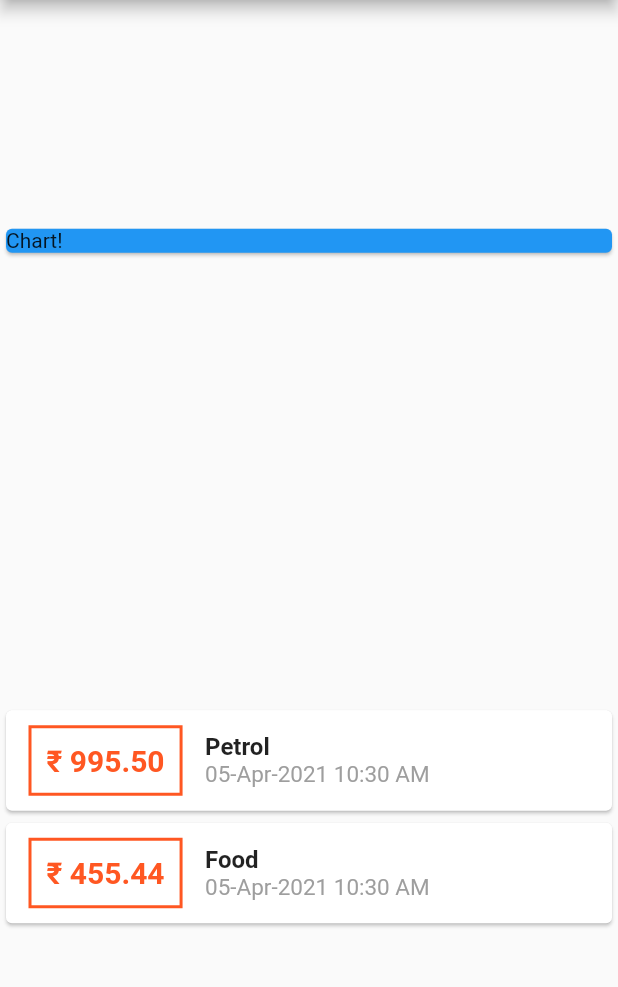
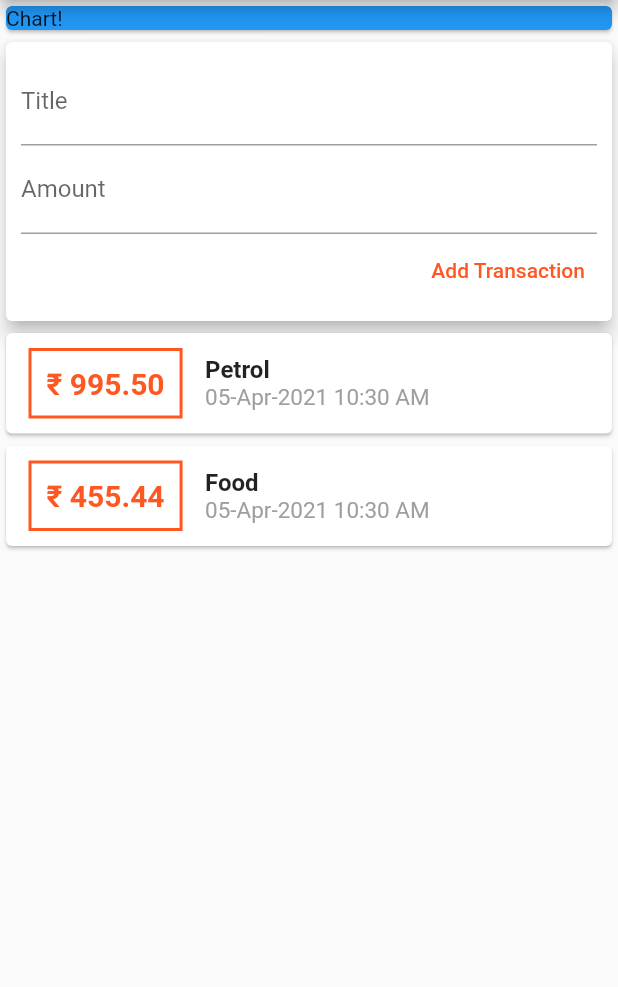
Before and after one commit to akhilvp07/expense_tracker, a Flutter app: the screen it shows after launch, on a phone screen of 412 x 824 dp, the part 84-1071 px from its top. Run offline on Flutter 3.47's test engine with Material 2 defaults, Android fonts, the phone set to English and light mode, and no system bars.

Commit message:
Added new widgets and functionality
Fix: Added new widgets and included functionality to add new
transactions.

```diff
--- a/lib/main.dart
+++ b/lib/main.dart
@@ -1,7 +1,5 @@
+import './widgets/user_transaction.dart';
 import 'package:flutter/material.dart';
-import 'package:intl/intl.dart';
-
-import './transaction.dart';
 
 void main() => runApp(MyApp());
 
@@ -17,20 +15,11 @@ class MyApp extends StatelessWidget {
 }
 
 class MyHomePage extends StatelessWidget {
-  final List<Transaction> transactions = [
-    Transaction(
-      id: 't1',
-      title: 'Petrol',
-      amount: 995.50,
-      date: DateTime.now(),
-    ),
-    Transaction(
-      id: 't2',
-      title: 'Food',
-      amount: 455.44,
-      date: DateTime.now(),
-    ),
-  ];
+  // String titleInput;
+  // String amountInput;
+
+  final titleController = TextEditingController();
+  final amountController = TextEditingController();
 
   @override
   Widget build(BuildContext context) {
@@ -39,7 +28,7 @@ class MyHomePage extends StatelessWidget {
         title: Text('Expense Tracker'),
       ),
       body: Column(
-        mainAxisAlignment: MainAxisAlignment.spaceAround,
+        //mainAxisAlignment: MainAxisAlignment.spaceAround,
         crossAxisAlignment: CrossAxisAlignment.stretch,
         children: <Widget>[
           Container(
@@ -49,59 +38,7 @@ class MyHomePage extends StatelessWidget {
               child: Text('Chart!'),
             ),
           ),
-          Column(
-              children: transactions.map((tx) {
-            //Card for transactions
-            return Card(
-              child: Row(
-                children: <Widget>[
-                  //Container to display amount
-                  Container(
-                    margin: EdgeInsets.symmetric(
-                      horizontal: 15,
-                      vertical: 10,
-                    ),
-                    child: Text(
-                      '₹ ${tx.amount.toStringAsFixed(2)}',
-                      style: TextStyle(
-                        fontWeight: FontWeight.bold,
-                        fontSize: 20,
-                        color: Colors.deepOrange,
-                      ),
-                    ),
-                    decoration: BoxDecoration(
-                      border: Border.all(
-                        color: Colors.deepOrange,
-                        width: 2,
-                      ),
-                    ),
-                    padding: EdgeInsets.all(10),
-                  ),
-                  //Column for the title and date of transaction
-                  Column(
-                    crossAxisAlignment: CrossAxisAlignment.start,
-                    children: <Widget>[
-                      Text(
-                        tx.title,
-                        style: TextStyle(
-                          fontSize: 16,
-                          fontWeight: FontWeight.bold,
-                        ),
-                      ),
-                      Text(
-                        DateFormat('dd-MMM-yyyy hh:mm a').format(tx.date),
-                        style: TextStyle(
-                          fontSize: 15,
-                          fontWeight: FontWeight.normal,
-                          color: Colors.grey,
-                        ),
-                      ),
-                    ],
-                  ),
-                ],
-              ),
-            );
-          }).toList()),
+          UserTransaction()
         ],
       ),
     );
--- /dev/null
+++ b/lib/widgets/new_transaction.dart
@@ -0,0 +1,49 @@
+import 'package:flutter/material.dart';
+
+class NewTransaction extends StatelessWidget {
+  final titleController = TextEditingController();
+  final amountController = TextEditingController();
+  final Function addNewTransaction;
+
+  NewTransaction(this.addNewTransaction);
+
+  @override
+  Widget build(BuildContext context) {
+    return //User inputs
+        Card(
+      elevation: 5,
+      child: Container(
+        padding: EdgeInsets.all(10),
+        child: Column(
+          crossAxisAlignment: CrossAxisAlignment.end,
+          children: <Widget>[
+            TextField(
+              decoration: InputDecoration(labelText: 'Title'),
+              // onChanged: (value) {
+              //   titleInput = value;
+              // },
+              controller: titleController,
+            ),
+            TextField(
+              decoration: InputDecoration(labelText: 'Amount'),
+              // onChanged: (value) {
+              //   amountInput = value;
+              // },
+              controller: amountController,
+            ),
+            TextButton(
+              child: Text('Add Transaction'),
+              style: TextButton.styleFrom(primary: Colors.deepOrange),
+              onPressed: () {
+                addNewTransaction(
+                    titleController.text, double.parse(amountController.text));
+                print(titleController.text);
+                print(amountController.text);
+              },
+            )
+          ],
+        ),
+      ),
+    );
+  }
+}
--- /dev/null
+++ b/lib/widgets/transaction_list.dart
@@ -0,0 +1,66 @@
+import '../models/transaction.dart';
+import 'package:flutter/material.dart';
+import 'package:intl/intl.dart';
+
+class TransactionList extends StatelessWidget {
+  final List<Transaction> transactions;
+
+  TransactionList(this.transactions);
+
+  @override
+  Widget build(BuildContext context) {
+    return Column(
+        children: transactions.map((tx) {
+      //Card for transactions
+      return Card(
+        child: Row(
+          children: <Widget>[
+            //Container to display amount
+            Container(
+              margin: EdgeInsets.symmetric(
+                horizontal: 15,
+                vertical: 10,
+              ),
+              child: Text(
+                '₹ ${tx.amount.toStringAsFixed(2)}',
+                style: TextStyle(
+                  fontWeight: FontWeight.bold,
+                  fontSize: 20,
+                  color: Colors.deepOrange,
+                ),
+              ),
+              decoration: BoxDecoration(
+                border: Border.all(
+                  color: Colors.deepOrange,
+                  width: 2,
+                ),
+              ),
+              padding: EdgeInsets.all(10),
+            ),
+            //Column for the title and date of transaction
+            Column(
+              crossAxisAlignment: CrossAxisAlignment.start,
+              children: <Widget>[
+                Text(
+                  tx.title,
+                  style: TextStyle(
+                    fontSize: 16,
+                    fontWeight: FontWeight.bold,
+                  ),
+                ),
+                Text(
+                  DateFormat('dd-MMM-yyyy hh:mm a').format(tx.date),
+                  style: TextStyle(
+                    fontSize: 15,
+                    fontWeight: FontWeight.normal,
+                    color: Colors.grey,
+                  ),
+                ),
+              ],
+            ),
+          ],
+        ),
+      );
+    }).toList());
+  }
+}
--- /dev/null
+++ b/lib/widgets/user_transaction.dart
@@ -0,0 +1,48 @@
+import 'package:flutter/material.dart';
+
+import './new_transaction.dart';
+import './transaction_list.dart';
+import '../models/transaction.dart';
+
+class UserTransaction extends StatefulWidget {
+  @override
+  _UserTransactionState createState() => _UserTransactionState();
+}
+
+class _UserTransactionState extends State<UserTransaction> {
+  final List<Transaction> _userTransactions = [
+    Transaction(
+      id: 't1',
+      title: 'Petrol',
+      amount: 995.50,
+      date: DateTime.now(),
+    ),
+    Transaction(
+      id: 't2',
+      title: 'Food',
+      amount: 455.44,
+      date: DateTime.now(),
+    ),
+  ];
+  _addNewTransaction(String txTitle, double txAmount) {
+    final newTX = Transaction(
+      title: txTitle,
+      amount: txAmount,
+      date: DateTime.now(),
+      id: DateTime.now().toString(),
+    );
+    setState(() {
+      _userTransactions.add(newTX);
+    });
+  }
+
+  @override
+  Widget build(BuildContext context) {
+    return Column(
+      children: <Widget>[
+        NewTransaction(_addNewTransaction),
+        TransactionList(_userTransactions),
+      ],
+    );
+  }
+}
```
Also changed, not shown: lib/models/transaction.dart (renamed from lib/transaction.dart).
